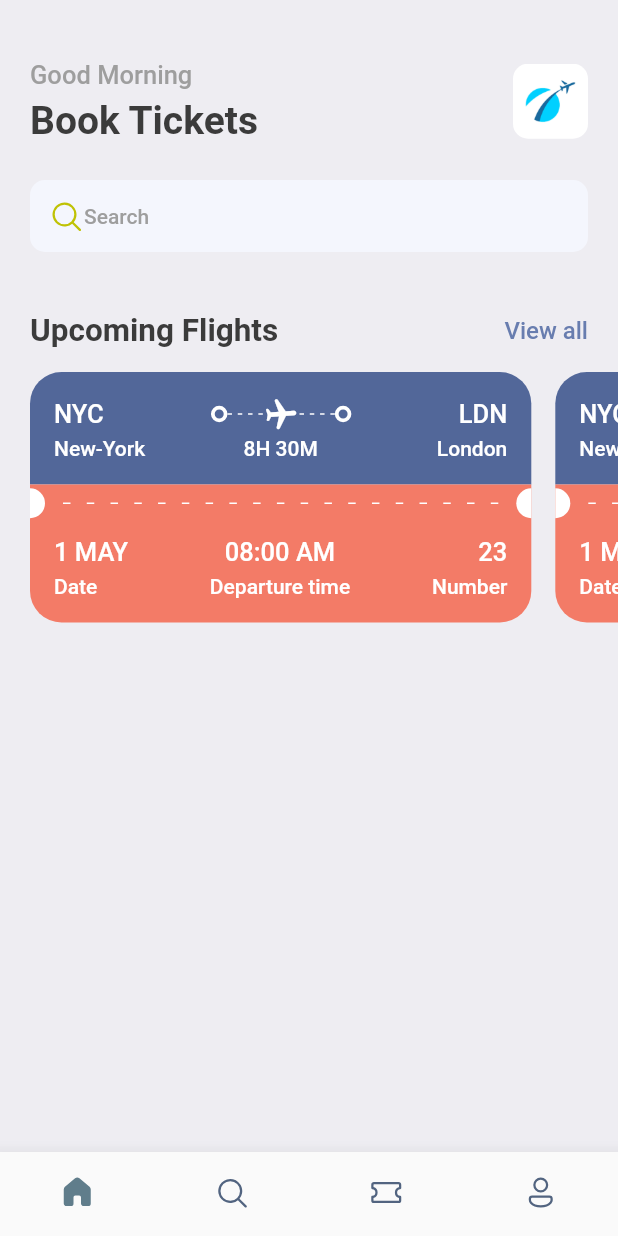
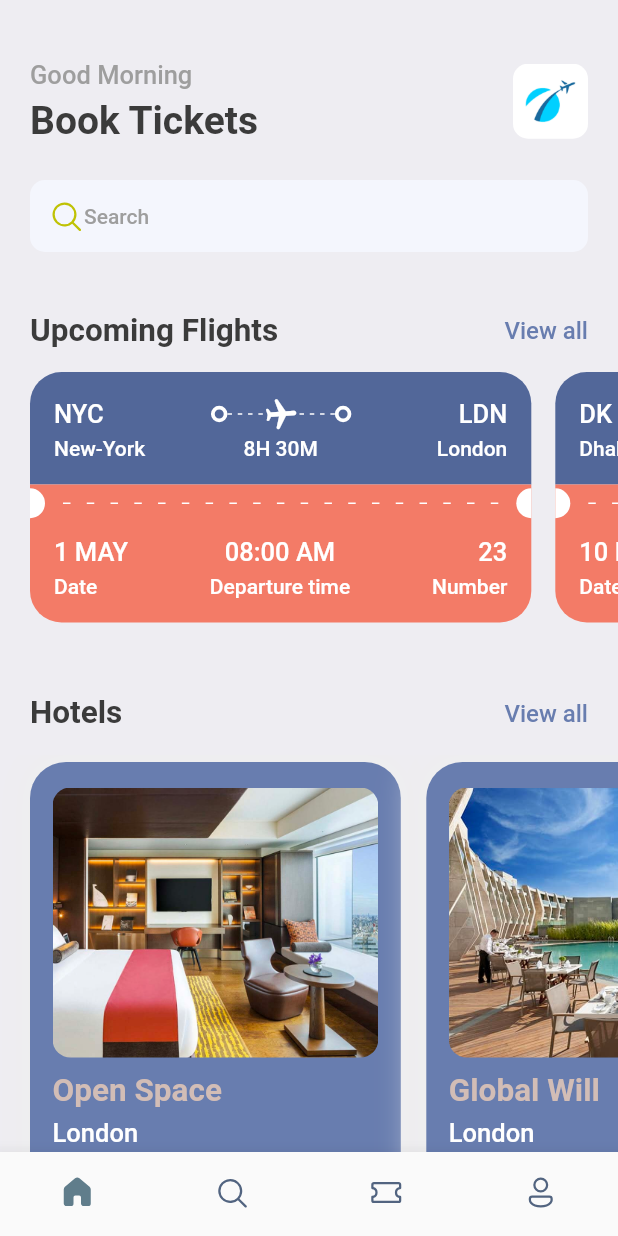
Before and after one commit to akashgiricse/flutter-ticket-booking, a Flutter app: the screen it shows after launch, on a phone screen of 412 x 824 dp. Run offline on Flutter 3.47's test engine with Material 2 defaults, Android fonts, the phone set to English and light mode, and no system bars; our stand-ins replace fluentui_icons, gap.

Commit message:
Home screen complete

```diff
--- a/lib/screens/home_screen.dart
+++ b/lib/screens/home_screen.dart
@@ -2,7 +2,9 @@
 import 'package:flutter/cupertino.dart';
 import 'package:flutter/material.dart';
 import 'package:gap/gap.dart';
+import 'package:ticket_booking/screens/hotel_screen.dart';
 import 'package:ticket_booking/screens/ticket_view.dart';
+import 'package:ticket_booking/utils/app_info_list.dart';
 import 'package:ticket_booking/utils/app_styles.dart';
 
 class HomeScreen extends StatelessWidget {
@@ -99,10 +101,44 @@
             scrollDirection: Axis.horizontal,
             padding: const EdgeInsets.only(left: 20),
             child: Row(
+              children: ticketList
+                  .map((singleTicket) => TicketView(ticket: singleTicket))
+                  .toList(),
+            ),
+          ),
+          const Gap(15),
+          Container(
+            padding: const EdgeInsets.symmetric(horizontal: 20),
+            child: Row(
+              mainAxisAlignment: MainAxisAlignment.spaceBetween,
               children: [
-                TicketView(),
-                TicketView(),
+                Text(
+                  "Hotels",
+                  style: Styles.headLineStyle2,
+                ),
+                InkWell(
+                  onTap: () {
+                    print("Tapped");
+                  },
+                  child: Text(
+                    "View all",
+                    style:
+                        Styles.textStyle.copyWith(color: Styles.primaryColor),
+                  ),
+                )
               ],
+            ),
+          ),
+          const Gap(15),
+          SingleChildScrollView(
+            scrollDirection: Axis.horizontal,
+            padding: const EdgeInsets.only(left: 20),
+            child: Row(
+              children: hotelList
+                  .map(
+                    (singleHotel) => HotelScreen(hotel: singleHotel),
+                  )
+                  .toList(),
             ),
           ),
         ],
--- /dev/null
+++ b/lib/screens/hotel_screen.dart
@@ -0,0 +1,59 @@
+import 'package:flutter/cupertino.dart';
+import 'package:flutter/material.dart';
+import 'package:gap/gap.dart';
+import 'package:ticket_booking/utils/app_layout.dart';
+import 'package:ticket_booking/utils/app_styles.dart';
+
+class HotelScreen extends StatelessWidget {
+  final Map<String, dynamic> hotel;
+  const HotelScreen({Key? key, required this.hotel}) : super(key: key);
+
+  @override
+  Widget build(BuildContext context) {
+    final size = AppLayout.getSize(context);
+    return Container(
+      width: size.width * 0.6,
+      height: 350,
+      padding: const EdgeInsets.symmetric(horizontal: 15, vertical: 17),
+      margin: const EdgeInsets.only(right: 17, top: 5),
+      decoration: BoxDecoration(
+          color: Styles.primaryColor,
+          borderRadius: BorderRadius.circular(24),
+          boxShadow: [
+            BoxShadow(
+                color: Colors.grey.shade200, blurRadius: 20, spreadRadius: 5),
+          ]),
+      child: Column(
+        crossAxisAlignment: CrossAxisAlignment.start,
+        children: [
+          Container(
+            height: 180,
+            decoration: BoxDecoration(
+              borderRadius: BorderRadius.circular(12),
+              color: Styles.primaryColor,
+              image: DecorationImage(
+                fit: BoxFit.cover,
+                image: AssetImage("assets/images/${hotel['image']}"),
+              ),
+            ),
+          ),
+          const Gap(10),
+          Text(
+            "${hotel['place']}",
+            style: Styles.headLineStyle2.copyWith(color: Styles.kakiColor),
+          ),
+          const Gap(5),
+          Text(
+            "${hotel['destination']}",
+            style: Styles.headLineStyle3.copyWith(color: Colors.white),
+          ),
+          const Gap(8),
+          Text(
+            "\$${hotel['price']}/night",
+            style: Styles.headLineStyle1.copyWith(color: Styles.kakiColor),
+          )
+        ],
+      ),
+    );
+  }
+}
--- a/lib/screens/ticket_view.dart
+++ b/lib/screens/ticket_view.dart
@@ -6,7 +6,8 @@
 import 'package:ticket_booking/widgets/thick_container.dart';
 
 class TicketView extends StatelessWidget {
-  const TicketView({super.key});
+  final Map<String, dynamic> ticket;
+  const TicketView({Key? key, required this.ticket}) : super(key: key);
 
   @override
   Widget build(BuildContext context) {
@@ -33,7 +34,7 @@
                   Row(
                     children: [
                       Text(
-                        "NYC",
+                        ticket['from']['code'],
                         style:
                             Styles.headLineStyle3.copyWith(color: Colors.white),
                       ),
@@ -80,7 +81,7 @@
                       ThickContainer(),
                       Expanded(child: Container()),
                       Text(
-                        "LDN",
+                        ticket['to']['code'],
                         style:
                             Styles.headLineStyle3.copyWith(color: Colors.white),
                       )
@@ -93,20 +94,20 @@
                       SizedBox(
                         width: 100,
                         child: Text(
-                          "New-York",
+                          ticket['from']['name'],
                           style: Styles.headLineStyle4
                               .copyWith(color: Colors.white),
                         ),
                       ),
                       Text(
-                        "8H 30M",
+                        ticket['flying_time'],
                         style:
                             Styles.headLineStyle4.copyWith(color: Colors.white),
                       ),
                       SizedBox(
                         width: 100,
                         child: Text(
-                          "London",
+                          ticket['to']['name'],
                           textAlign: TextAlign.end,
                           style: Styles.headLineStyle4
                               .copyWith(color: Colors.white),
@@ -196,7 +197,7 @@
                         crossAxisAlignment: CrossAxisAlignment.start,
                         children: [
                           Text(
-                            "1 MAY",
+                            ticket['date'],
                             style: Styles.headLineStyle3
                                 .copyWith(color: Colors.white),
                           ),
@@ -212,7 +213,7 @@
                         crossAxisAlignment: CrossAxisAlignment.center,
                         children: [
                           Text(
-                            "08:00 AM",
+                            ticket['departure_time'],
                             style: Styles.headLineStyle3
                                 .copyWith(color: Colors.white),
                           ),
@@ -228,7 +229,7 @@
                         crossAxisAlignment: CrossAxisAlignment.end,
                         children: [
                           Text(
-                            "23",
+                            ticket['number'].toString(),
                             style: Styles.headLineStyle3
                                 .copyWith(color: Colors.white),
                           ),
--- /dev/null
+++ b/lib/utils/app_info_list.dart
@@ -0,0 +1,39 @@
+List<Map<String, dynamic>> hotelList = [
+  {
+    'image': 'one.png',
+    'place': 'Open Space',
+    'destination': 'London',
+    'price': 25
+  },
+  {
+    'image': 'two.png',
+    'place': 'Global Will',
+    'destination': 'London',
+    'price': 40
+  },
+  {
+    'image': 'three.png',
+    'place': 'Tallest Building',
+    'destination': 'Dubai',
+    'price': 68
+  },
+];
+
+List<Map<String, dynamic>> ticketList = [
+  {
+    'from': {'code': "NYC", 'name': "New-York"},
+    'to': {'code': "LDN", 'name': "London"},
+    'flying_time': '8H 30M',
+    'date': "1 MAY",
+    'departure_time': "08:00 AM",
+    "number": 23
+  },
+  {
+    'from': {'code': "DK", 'name': "Dhaka"},
+    'to': {'code': "SH", 'name': "Shanghai"},
+    'flying_time': '4H 20M',
+    'date': "10 MAY",
+    'departure_time': "09:00 AM",
+    "number": 45
+  },
+];
--- a/lib/utils/app_styles.dart
+++ b/lib/utils/app_styles.dart
@@ -8,6 +8,7 @@
   static Color textColor = const Color(0xFF3b3b3b);
   static Color bgColor = const Color(0xFFeeedf2);
   static Color orangeColor = const Color(0xFFF37B67);
+  static Color kakiColor = const Color(0xFFd2bdb6);
 
   static TextStyle textStyle =
       TextStyle(fontSize: 16, color: textColor, fontWeight: FontWeight.w500);
```
